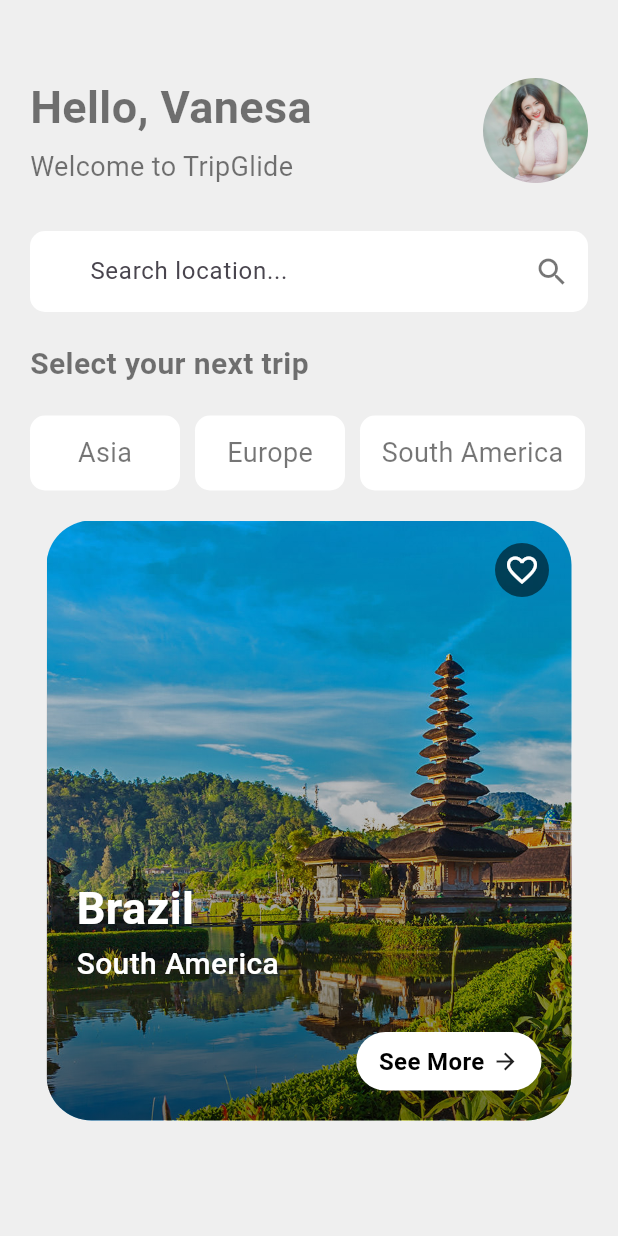
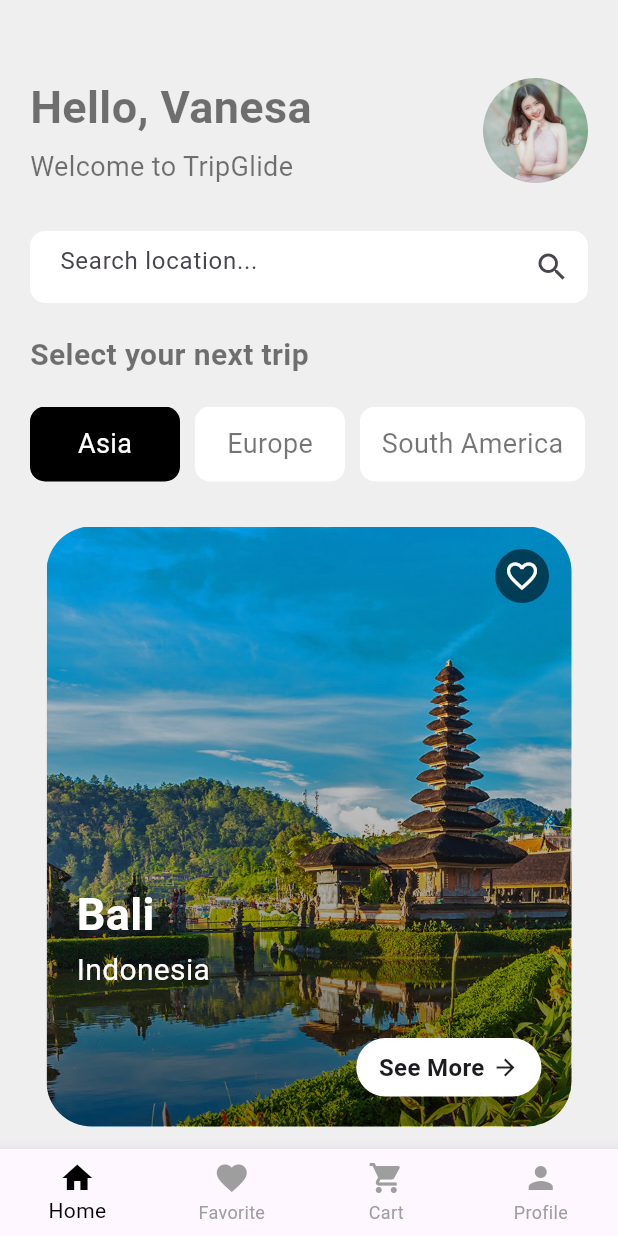
Before and after one commit to vijayasree450/TravelApp, a Flutter app: the screen it shows after launch, on a phone screen of 412 x 824 dp. Run offline on Flutter 3.47's test engine with Material 3 defaults, Android fonts, the phone set to English and light mode, and no system bars.

Commit message:
update home,Add first,update analysis

```diff
--- a/analysis_options.yaml
+++ b/analysis_options.yaml
@@ -7,6 +7,9 @@
 
 # The following line activates a set of recommended lints for Flutter apps,
 # packages, and plugins designed to encourage good coding practices.
+analyzer:
+  errors:
+    override_on_non_overriding_member: ignore
 include: package:flutter_lints/flutter.yaml
 
 linter:
--- a/lib/pages/home.dart
+++ b/lib/pages/home.dart
@@ -1,4 +1,7 @@
+
 import 'package:flutter/material.dart';
+import 'package:travelappp/pages/first.dart';
+
 
 class Home extends StatefulWidget {
   const Home({super.key});
@@ -8,15 +11,21 @@ class Home extends StatefulWidget {
 }
 
 class _HomeState extends State<Home> {
-  bool asia = false;
+  bool asia = true;
   bool europe = false;
   bool america = false;
+
+  bool isFavorite = false;
+
+  int currentIndex = 0; // bottom nav index
 
   @override
   Widget build(BuildContext context) {
     return Scaffold(
       backgroundColor: const Color(0xFFEFEFEF),
-      body: Container(
+
+      body: SingleChildScrollView(
+        child: Container(
           margin: const EdgeInsets.only(top: 50, left: 20, right: 20),
           child: Column(
             crossAxisAlignment: CrossAxisAlignment.start,
@@ -62,10 +71,7 @@ class _HomeState extends State<Home> {
               const SizedBox(height: 30),
 
               /// SEARCH
-            Row(
-              children: [
-                Expanded(
-                  child: Container(
+              Container(
                 padding: const EdgeInsets.only(left: 20),
                 decoration: BoxDecoration(
                   color: Colors.white,
@@ -74,25 +80,14 @@ class _HomeState extends State<Home> {
                 child: const TextField(
                   decoration: InputDecoration(
                     border: InputBorder.none,
-                        suffixIcon: Icon(
-                          Icons.search,
-                          color: Colors.black54,
-                        ),
+                    suffixIcon: Icon(Icons.search),
                     hintText: "Search location...",
-                        contentPadding: EdgeInsets.symmetric(
-                          horizontal: 20,
-                          vertical: 15,
                   ),
                 ),
-                    ),
-                  ),
-                ),
-              ],
               ),
 
               const SizedBox(height: 20),
 
-            /// TITLE
               const Text(
                 "Select your next trip",
                 style: TextStyle(
@@ -104,113 +99,144 @@ class _HomeState extends State<Home> {
 
               const SizedBox(height: 20),
 
-            /// CONTINENT SELECT
+              /// CONTINENT BUTTONS
               SizedBox(
                 height: 50,
                 child: ListView(
                   scrollDirection: Axis.horizontal,
                   children: [
 
-                  /// ASIA
-                  GestureDetector(
-                    onTap: () {
+                    buildButton("Asia", asia, () {
                       setState(() {
                         asia = true;
                         europe = false;
                         america = false;
+                        isFavorite = false;
+                      });
+                    }),
+
+                    buildButton("Europe", europe, () {
+                      setState(() {
+                        asia = false;
+                        europe = true;
+                        america = false;
+                        isFavorite = false;
+                      });
+                    }),
+
+                    buildButton("South America", america, () {
+                      setState(() {
+                        asia = false;
+                        europe = false;
+                        america = true;
+                        isFavorite = false;
+                      });
+                    }),
+                  ],
+                ),
+              ),
+
+              const SizedBox(height: 30),
+
+              if (asia)
+                buildTripCard(
+                  image: "assets/balii.jpg",
+                  title: "Bali",
+                  subtitle: "Indonesia",
+                ),
+
+              if (europe)
+                buildTripCard(
+                  image: "assets/france.jpg",
+                  title: "France",
+                  subtitle: "Europe",
+                ),
+
+              if (america)
+                buildTripCard(
+                  image: "assets/brazil.jpg",
+                  title: "Brazil",
+                  subtitle: "South America",
+                ),
+            ],
+          ),
+        ),
+      ),
+
+      /// ✅ BOTTOM NAVIGATION
+      bottomNavigationBar: BottomNavigationBar(
+        currentIndex: currentIndex,
+        onTap: (index) {
+          setState(() {
+            currentIndex = index;
           });
         },
+        type: BottomNavigationBarType.fixed,
+        selectedItemColor: Colors.black,
+        unselectedItemColor: Colors.grey,
+        items: const [
+          BottomNavigationBarItem(
+            icon: Icon(Icons.home),
+            label: "Home",
+          ),
+          BottomNavigationBarItem(
+            icon: Icon(Icons.favorite),
+            label: "Favorite",
+          ),
+          BottomNavigationBarItem(
+            icon: Icon(Icons.shopping_cart),
+            label: "Cart",
+          ),
+          BottomNavigationBarItem(
+            icon: Icon(Icons.person),
+            label: "Profile",
+          ),
+        ],
+      ),
+    );
+  }
+
+  /// BUTTON
+  Widget buildButton(String text, bool isSelected, VoidCallback onTap) {
+    return GestureDetector(
+      onTap: onTap,
       child: Container(
-                      width: 100,
+        width: text == "South America" ? 150 : 100,
         margin: const EdgeInsets.only(right: 10),
         decoration: BoxDecoration(
-                        color: asia ? Colors.black : Colors.white,
+          color: isSelected ? Colors.black : Colors.white,
           borderRadius: BorderRadius.circular(10),
         ),
         alignment: Alignment.center,
         child: Text(
-                        "Asia",
+          text,
           style: TextStyle(
-                          color: asia ? Colors.white : Colors.black54,
+            color: isSelected ? Colors.white : Colors.black54,
             fontSize: 18,
           ),
         ),
       ),
-                  ),
+    );
+  }
 
-                  /// EUROPE
-                  GestureDetector(
-                    onTap: () {
-                      setState(() {
-                        asia = false;
-                        europe = true;
-                        america = false;
-                      });
-                    },
-                    child: Container(
-                      width: 100,
-                      margin: const EdgeInsets.only(right: 10),
-                      decoration: BoxDecoration(
-                        color: europe ? Colors.black : Colors.white,
-                        borderRadius: BorderRadius.circular(10),
-                      ),
-                      alignment: Alignment.center,
-                      child: Text(
-                        "Europe",
-                        style: TextStyle(
-                          color: europe ? Colors.white : Colors.black54,
-                          fontSize: 18,
-                        ),
-                      ),
-                    ),
-                  ),
-
-                  /// SOUTH AMERICA
-                  GestureDetector(
-                    onTap: () {
-                      setState(() {
-                        asia = false;
-                        europe = false;
-                        america = true;
-                      });
-                    },
-                    child: Container(
-                      width: 150,
-                      decoration: BoxDecoration(
-                        color: america ? Colors.black : Colors.white,
-                        borderRadius: BorderRadius.circular(10),
-                      ),
-                      alignment: Alignment.center,
-                      child: Text(
-                        "South America",
-                        style: TextStyle(
-                          color: america ? Colors.white : Colors.black54,
-                          fontSize: 18,
-                        ),
-                      ),
-                    ),
-                  ),
-                ],
-              ),
-            ),
-
-            const SizedBox(height: 20),
-
-            /// IMAGE CARD
-            Center(
+  /// TRIP CARD
+  Widget buildTripCard({
+    required String image,
+    required String title,
+    required String subtitle,
+  }) {
+    return Center(
       child: ClipRRect(
         borderRadius: BorderRadius.circular(30),
         child: Stack(
           children: [
-
             Image.asset(
-                      "assets/balii.jpg",
+              image,
               height: 400,
               width: 350,
               fit: BoxFit.cover,
             ),
 
-                    /// GRADIENT OVERLAY
             Positioned.fill(
               child: Container(
                 decoration: const BoxDecoration(
@@ -226,30 +252,37 @@ class _HomeState extends State<Home> {
               ),
             ),
 
-                    /// FAVORITE ICON
             Positioned(
               top: 15,
               right: 15,
+              child: GestureDetector(
+                onTap: () {
+                  setState(() {
+                    isFavorite = !isFavorite;
+                  });
+                },
                 child: Container(
                   padding: const EdgeInsets.all(6),
                   decoration: const BoxDecoration(
                     color: Colors.black54,
                     shape: BoxShape.circle,
                   ),
-                        child: const Icon(
-                          Icons.favorite_outline,
-                          color: Colors.white,
-                          size: 24,
+                  child: Icon(
+                    isFavorite
+                        ? Icons.favorite
+                        : Icons.favorite_border,
+                    color:
+                        isFavorite ? Colors.red : Colors.white,
+                  ),
                 ),
               ),
             ),
 
-                    /// COUNTRY NAME
             Positioned(
               bottom: 120,
               left: 20,
               child: Text(
-                        "Brazil",
+                title,
                 style: const TextStyle(
                   color: Colors.white,
                   fontSize: 30,
@@ -258,37 +291,44 @@ class _HomeState extends State<Home> {
               ),
             ),
 
-                    /// CONTINENT NAME
             Positioned(
               bottom: 90,
               left: 20,
               child: Text(
-                        "South America",
+                subtitle,
                 style: const TextStyle(
                   color: Colors.white,
                   fontSize: 20,
-                          fontWeight: FontWeight.w500,
+                ),
+              ),
             ),
 
-                      ),
-                    ),
            Positioned(
   bottom: 20,
   right: 20,
+  child: GestureDetector(
+    onTap: () {
+      Navigator.push(
+        context,
+        MaterialPageRoute(
+          builder: (context) => const Detailpage(),
+        ),
+      );
+    },
     child: Container(
-                      padding: EdgeInsets.symmetric(horizontal: 15, vertical: 8),
+      padding: const EdgeInsets.symmetric(
+          horizontal: 15, vertical: 8),
       decoration: BoxDecoration(
         color: Colors.white,
         borderRadius: BorderRadius.circular(20),
       ),
       child: Row(
         mainAxisSize: MainAxisSize.min,
-                        children: [
+        children: const [
           Text(
             "See More",
             style: TextStyle(
               fontSize: 16,
-                              color: Colors.black,
               fontWeight: FontWeight.w600,
             ),
           ),
@@ -298,13 +338,7 @@ class _HomeState extends State<Home> {
       ),
     ),
   ),
-
-
-                  ],
 ),
-              ),
-            ),
-
           ],
         ),
       ),
```
Also changed, not shown: lib/pages/first.dart (added, +138 -0 lines). Lines whose indentation alone changed are shown as unchanged.
